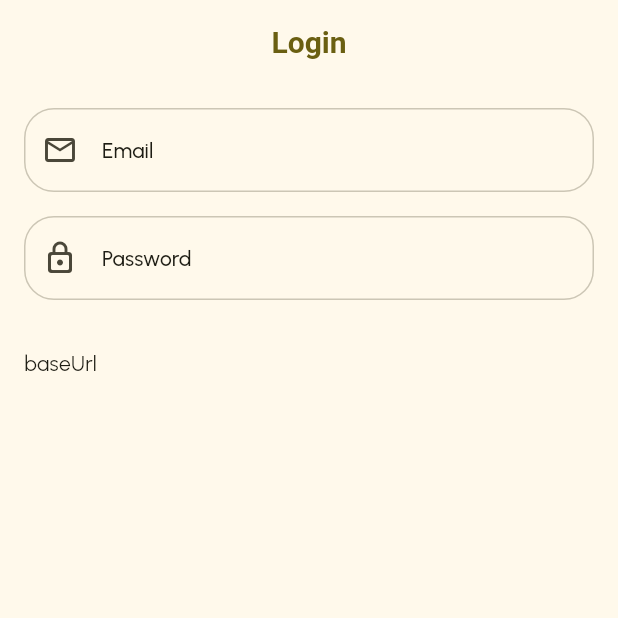
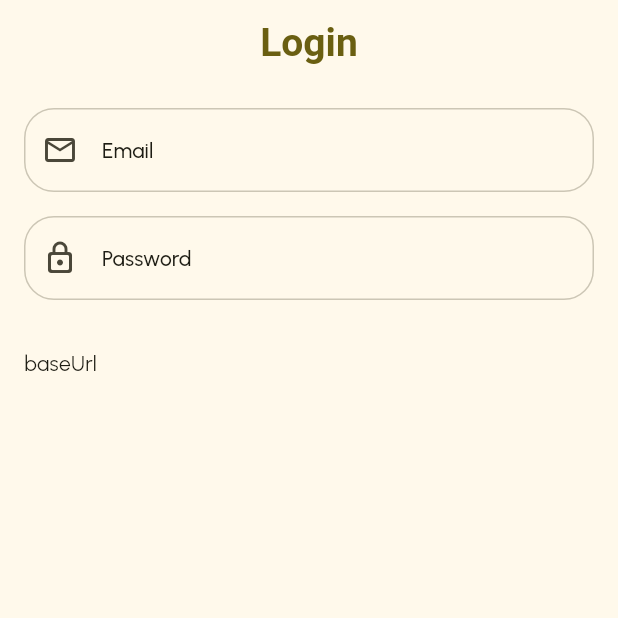
Before and after one commit to Dinamik-Yazilim/saha_satis, a Flutter app: the screen it shows after launch, on a phone screen of 412 x 824 dp, the top half of it. Run offline on Flutter 3.47's test engine with Material 3 defaults, Android fonts, the phone set to English and light mode, and no system bars; our stand-ins replace auto_route, badges, dropdown_search, easy_localization, envied, equatable and 10 more; missing offline and left inert: easy_logger, vexana; accounts and stored records are empty; generated files the repository leaves out were written again.

Commit message:
app bar change font size

```diff
--- a/lib/product/theme/custom_dark_theme.dart
+++ b/lib/product/theme/custom_dark_theme.dart
@@ -22,7 +22,7 @@ final class CustomDarkTheme implements CustomTheme {
   @override
   AppBarTheme get appBarTheme => AppBarTheme(
     titleTextStyle: TextStyle(
-      fontSize: 20,
+      fontSize: 26,
       fontWeight: FontWeight.w600,
       color: CustomColorScheme.lightColorScheme.onPrimary,
     ),
@@ -31,9 +31,8 @@ final class CustomDarkTheme implements CustomTheme {
 
   @override
   ProgressIndicatorThemeData get progressIndicatorThemeData => ProgressIndicatorThemeData(
-      color: CustomColorScheme.darkColorScheme.onPrimary,
-      circularTrackColor: CustomColorScheme.darkColorScheme.secondary,
-      strokeWidth: 4,
-    );
-
+    color: CustomColorScheme.darkColorScheme.onPrimary,
+    circularTrackColor: CustomColorScheme.darkColorScheme.secondary,
+    strokeWidth: 4,
+  );
 }
--- a/lib/product/theme/custom_light_theme.dart
+++ b/lib/product/theme/custom_light_theme.dart
@@ -22,7 +22,7 @@ final class CustomLightTheme implements CustomTheme {
   @override
   AppBarTheme get appBarTheme => AppBarTheme(
     titleTextStyle: TextStyle(
-      fontSize: 20,
+      fontSize: 26,
       fontWeight: FontWeight.w600,
       color: CustomColorScheme.lightColorScheme.primary,
     ),
```
